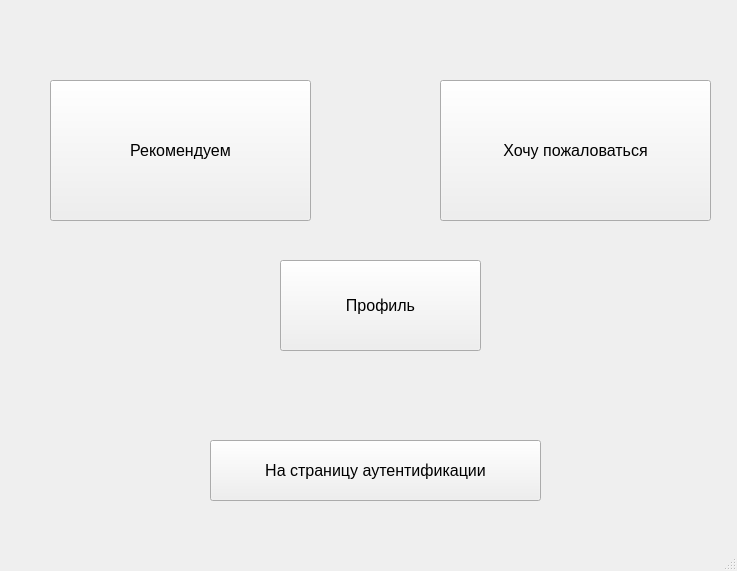
Kracha0907/Hakaton-1010, file main.ui: the form before one commit.
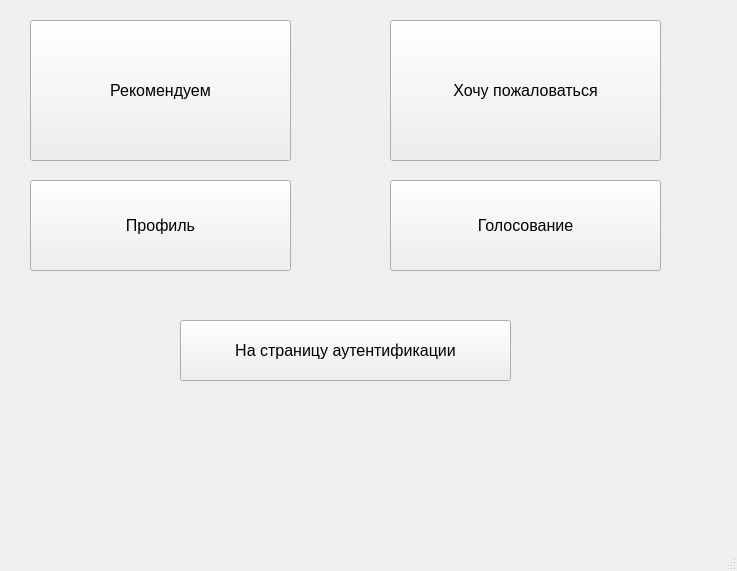
The form after the commit.

Commit message: Add voting system and errors function; Update main window and database

Diff of the .ui file:
```diff
--- a/main.ui
+++ b/main.ui
@@ -17,8 +17,8 @@
    <widget class="QPushButton" name="btn_recommend">
     <property name="geometry">
      <rect>
-      <x>50</x>
-      <y>80</y>
+      <x>30</x>
+      <y>20</y>
       <width>261</width>
       <height>141</height>
      </rect>
@@ -38,8 +38,8 @@
    <widget class="QPushButton" name="btn_complain">
     <property name="geometry">
      <rect>
-      <x>440</x>
-      <y>80</y>
+      <x>390</x>
+      <y>20</y>
       <width>271</width>
       <height>141</height>
      </rect>
@@ -57,9 +57,9 @@
    <widget class="QPushButton" name="btn_profil">
     <property name="geometry">
      <rect>
-      <x>280</x>
-      <y>260</y>
-      <width>201</width>
+      <x>30</x>
+      <y>180</y>
+      <width>261</width>
       <height>91</height>
      </rect>
     </property>
@@ -76,8 +76,8 @@
    <widget class="QPushButton" name="btn_backToAutentification">
     <property name="geometry">
      <rect>
-      <x>210</x>
-      <y>440</y>
+      <x>180</x>
+      <y>320</y>
       <width>331</width>
       <height>61</height>
      </rect>
@@ -92,6 +92,25 @@
      <string>На страницу аутентификации</string>
     </property>
    </widget>
+   <widget class="QPushButton" name="btn_voting">
+    <property name="geometry">
+     <rect>
+      <x>390</x>
+      <y>180</y>
+      <width>271</width>
+      <height>91</height>
+     </rect>
+    </property>
+    <property name="font">
+     <font>
+      <family>Arial</family>
+      <pointsize>12</pointsize>
+     </font>
+    </property>
+    <property name="text">
+     <string>Голосование</string>
+    </property>
+   </widget>
   </widget>
   <widget class="QMenuBar" name="menubar">
    <property name="geometry">
```
The commit also changes 6 other files.
